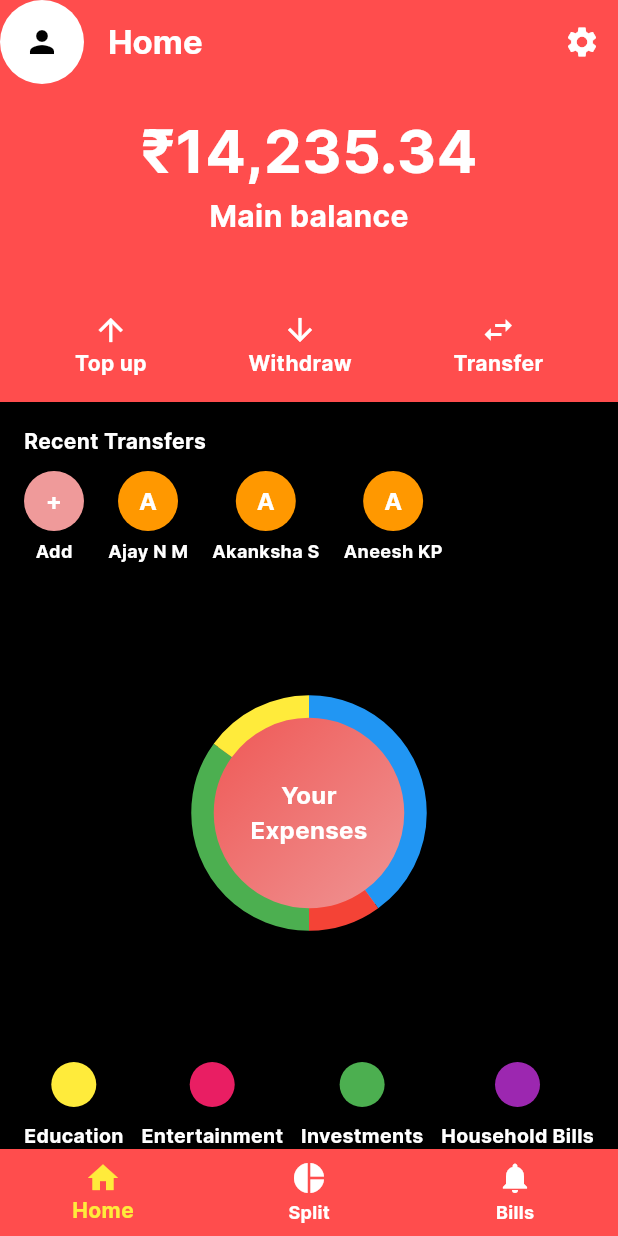
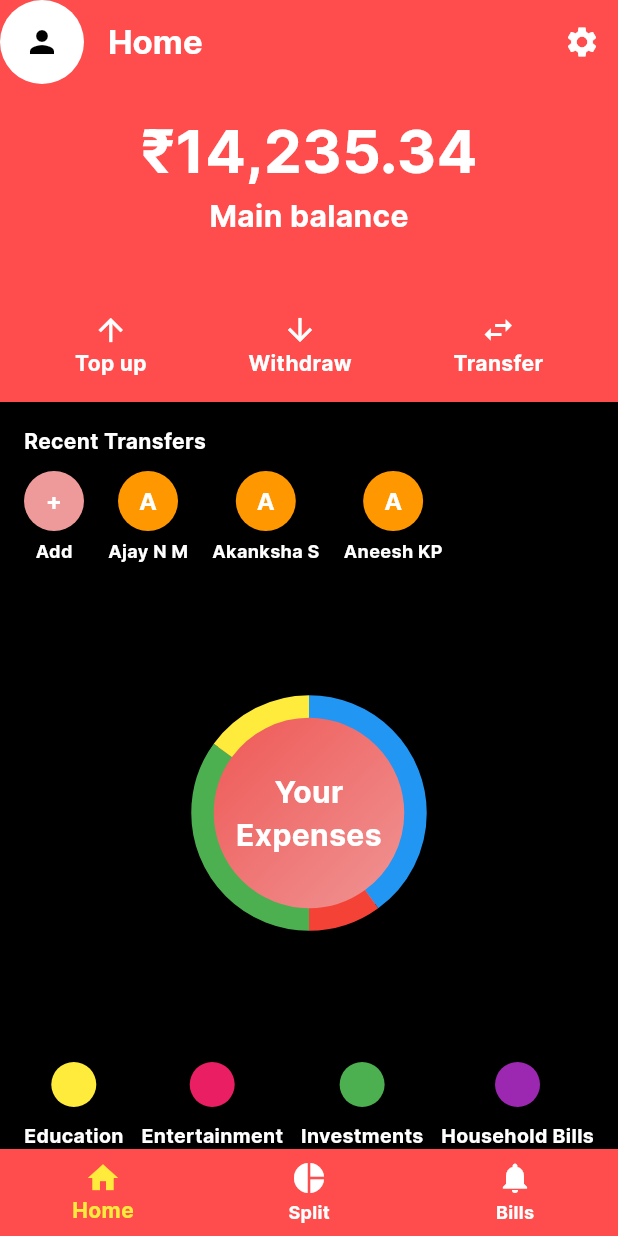
Before and after one commit to Akanksha-singa/MAD, a Flutter app: the screen it shows after launch, on a phone screen of 412 x 824 dp. Run offline on Flutter 3.47's test engine with Material 3 defaults, Android fonts, the phone set to English and light mode, and no system bars; our stand-ins replace flutter_svg, google_fonts; missing offline and left inert: country_pickers.

Commit message:
Error resolved

```diff
--- a/home/lib/home_screen.dart
+++ b/home/lib/home_screen.dart
@@ -170,8 +170,8 @@ class HomeScreen extends StatelessWidget {
       // color: Colors.grey[900],
       child: Center(
         child: SizedBox(
-          height: 350.0,
-          width: 350.0,
+          height: 380.0,
+          width: 380.0,
           child: Center(
             child: Container(
               height: 150,
@@ -215,7 +215,7 @@ class HomeScreen extends StatelessWidget {
                       'Your\nExpenses',
                       textAlign: TextAlign.center,
                       style: TextStyle(
-                        fontSize: 16.0,
+                        fontSize: 20.0,
                         color: Colors.white,
                       ),
                     ),
```
